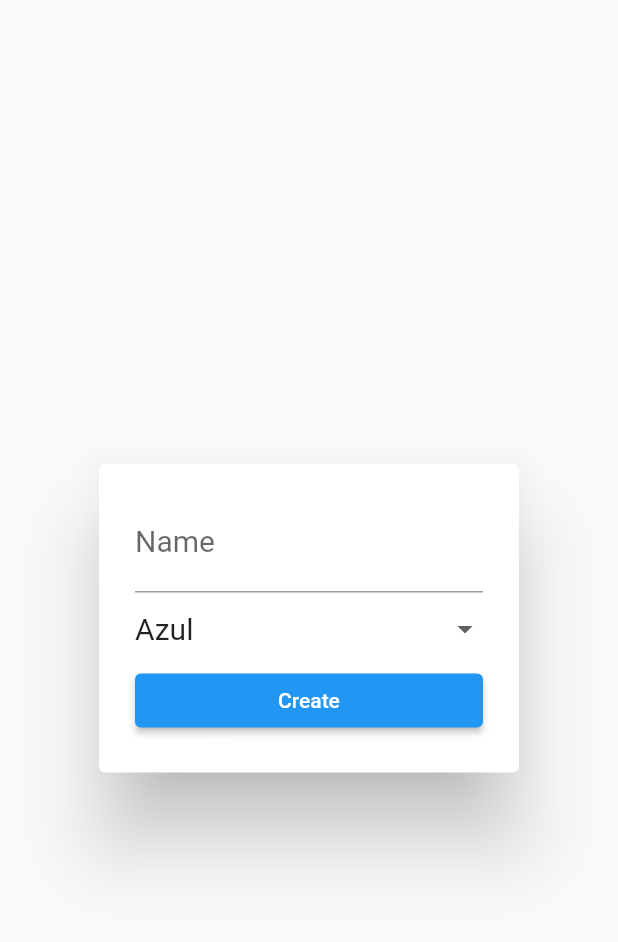
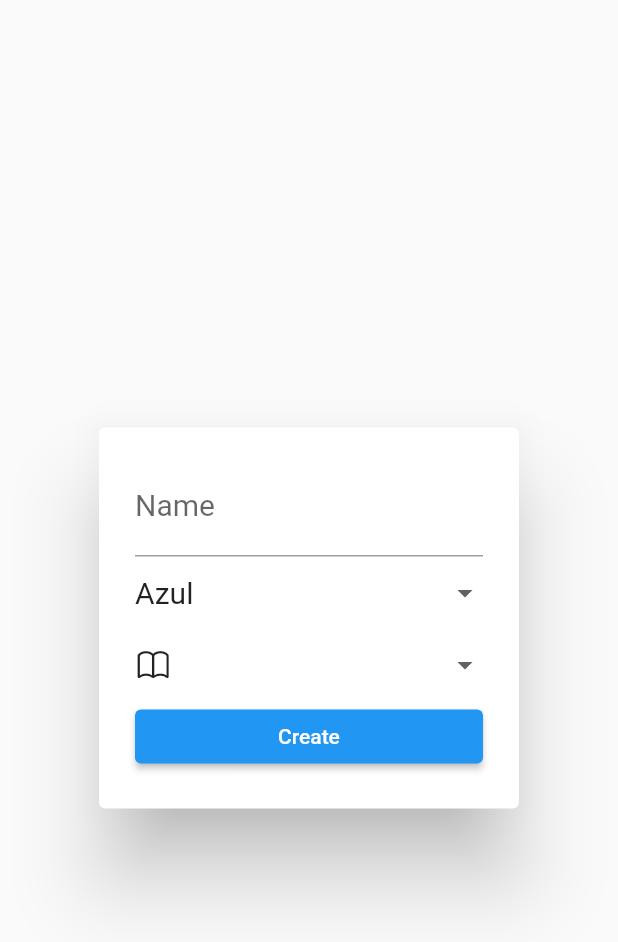
Before and after one commit to JohnAzedo/TaskManager, a Flutter app: the CategoryDialog widget shown alone on an empty page, opened directly, on a phone screen of 412 x 824 dp. Shown: the top 942 px of the screen. Run offline on Flutter 3.47's test engine with Material 2 defaults, Android fonts, the phone set to English and light mode, and no system bars; our stand-ins replace dio; network calls fail.

Commit message:
feature: Add widget to create new category part#2

```diff
--- a/lib/screens/categories/components/dialog.dart
+++ b/lib/screens/categories/components/dialog.dart
@@ -1,3 +1,4 @@
+import 'package:flutter/cupertino.dart';
 import 'package:flutter/material.dart';
 import 'package:todos/models/categories.dart';
 import 'package:todos/models/todos.dart';
@@ -10,7 +11,8 @@ class CategoryDialog extends StatefulWidget {
 
 class _CategoryDialogState extends State<CategoryDialog> {
   final TextEditingController controller = new TextEditingController();
-  String selectedDropDownItem = 'Azul';
+  String colorSelected = 'Azul';
+  int iconSelected = 62439;
 
   @override
   Widget build(BuildContext context) {
@@ -32,10 +34,10 @@ class _CategoryDialogState extends State<CategoryDialog> {
                 width: double.infinity,
                 child: DropdownButtonHideUnderline(
                   child: DropdownButton<String>(
-                    value: selectedDropDownItem,
+                    value: colorSelected,
                     onChanged: (String value) {
                       setState(() {
-                        selectedDropDownItem = value;
+                        colorSelected = value;
                       });
                     },
                     items: <String>['Azul', 'Vermelho', 'Vinho', 'Verde']
@@ -46,6 +48,32 @@ class _CategoryDialogState extends State<CategoryDialog> {
                           value,
                           style: TextStyle(fontSize: 20.0),
                         ),
+                      );
+                    }).toList(),
+                  ),
+                ),
+              ),
+              SizedBox(
+                width: double.infinity,
+                child: DropdownButtonHideUnderline(
+                  child: DropdownButton<int>(
+                    value: iconSelected,
+                    onChanged: (int value) {
+                      setState(() {
+                        iconSelected = value;
+                      });
+                    },
+                    items: <int>[62836, 62856, 62433, 62439]
+                        .map((int value) {
+                      return DropdownMenuItem(
+                        value: value,
+                        child: Icon(
+                          IconData(
+                            value,
+                            fontFamily: CupertinoIcons.iconFont,
+                            fontPackage: CupertinoIcons.iconFontPackage,
+                          ),
+                        )
                       );
                     }).toList(),
                   ),
```
